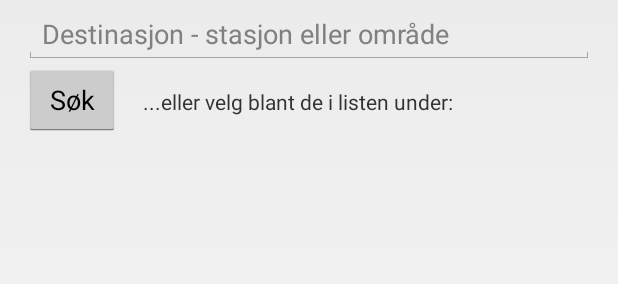
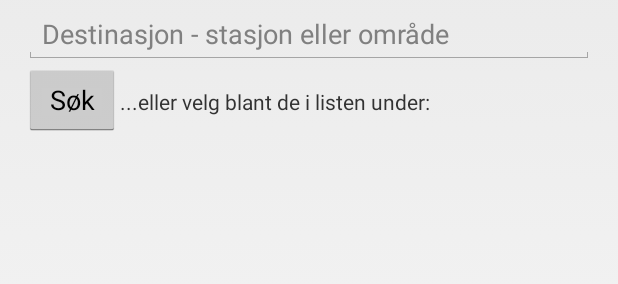
Before and after one commit to kenneho/run-for-the-bus, an Android app: the layout activity_main.xml on its own in the app's theme, with its tools: preview values and no code run, on a phone screen of 412 x 824 dp. Shown: the part 194-478 px from the top of the screen. Run offline under Robolectric (Android 15) with nearby library versions, the phone set to English and light mode, and no system bars.

```diff
--- a/app/src/main/AndroidManifest.xml
+++ b/app/src/main/AndroidManifest.xml
@@ -1,7 +1,7 @@
 <manifest xmlns:android="http://schemas.android.com/apk/res/android"
     package="net.kenneho.runnow"
-    android:versionCode="9"
-    android:versionName="1.2.1" >
+    android:versionCode="10"
+    android:versionName="1.2.2" >
 
     <uses-sdk
         android:minSdkVersion="8"
--- a/app/src/main/res/layout/activity_main.xml
+++ b/app/src/main/res/layout/activity_main.xml
@@ -40,7 +40,7 @@
         android:layout_width="wrap_content"
         android:layout_height="wrap_content"
         android:indeterminate="true"
-        android:layout_gravity="center_vertical|right"
+        android:layout_gravity="center_vertical|end"
         android:visibility="gone" />
 
     <LinearLayout
@@ -58,7 +58,6 @@
             android:id="@+id/historiTextView"
             android:layout_width="wrap_content"
             android:layout_height="wrap_content"
-            android:layout_marginLeft="15dp"
             android:text="@string/select_recent" />
 
     </LinearLayout>
--- a/app/src/main/res/layout/list_history_entry.xml
+++ b/app/src/main/res/layout/list_history_entry.xml
@@ -33,7 +33,6 @@
         android:layout_width="0dp"
         android:layout_height="wrap_content"
         android:layout_weight="7"
-        android:layout_gravity="end"
         android:orientation="vertical" >
 
         <TextView
```
